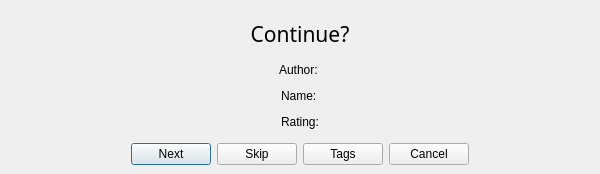
This is MediaManager/src/QtClasses/UI/Form Files/finishDialog.ui in PaunescuAndrei/MediaManager as Qt 5 draws it before an edit. The edited form follows.
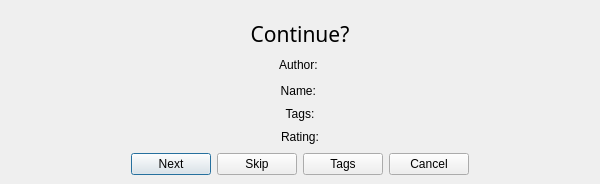
This is the edited form. Custom widgets are drawn as their Qt base class.

```diff
--- a/MediaManager/src/QtClasses/UI/Form Files/finishDialog.ui
+++ b/MediaManager/src/QtClasses/UI/Form Files/finishDialog.ui
@@ -171,19 +171,6 @@
           <property name="bottomMargin">
            <number>0</number>
           </property>
-          <item>
-           <spacer name="horizontalSpacer_5">
-            <property name="orientation">
-             <enum>Qt::Orientation::Horizontal</enum>
-            </property>
-            <property name="sizeHint" stdset="0">
-             <size>
-              <width>40</width>
-              <height>20</height>
-             </size>
-            </property>
-           </spacer>
-          </item>
           <item>
            <widget class="QLabel" name="author_label">
             <property name="sizePolicy">
@@ -195,21 +182,11 @@
             <property name="text">
              <string>Author: </string>
             </property>
+            <property name="alignment">
+             <set>Qt::AlignmentFlag::AlignCenter</set>
+            </property>
            </widget>
           </item>
-          <item>
-           <spacer name="horizontalSpacer_6">
-            <property name="orientation">
-             <enum>Qt::Orientation::Horizontal</enum>
-            </property>
-            <property name="sizeHint" stdset="0">
-             <size>
-              <width>40</width>
-              <height>20</height>
-             </size>
-            </property>
-           </spacer>
-          </item>
          </layout>
         </widget>
        </widget>
@@ -271,19 +248,6 @@
           <property name="bottomMargin">
            <number>0</number>
           </property>
-          <item>
-           <spacer name="horizontalSpacer_7">
-            <property name="orientation">
-             <enum>Qt::Orientation::Horizontal</enum>
-            </property>
-            <property name="sizeHint" stdset="0">
-             <size>
-              <width>40</width>
-              <height>20</height>
-             </size>
-            </property>
-           </spacer>
-          </item>
           <item>
            <widget class="QLabel" name="name_label">
             <property name="sizePolicy">
@@ -295,25 +259,28 @@
             <property name="text">
              <string>Name: </string>
             </property>
+            <property name="alignment">
+             <set>Qt::AlignmentFlag::AlignCenter</set>
+            </property>
            </widget>
           </item>
-          <item>
-           <spacer name="horizontalSpacer_8">
-            <property name="orientation">
-             <enum>Qt::Orientation::Horizontal</enum>
-            </property>
-            <property name="sizeHint" stdset="0">
-             <size>
-              <width>40</width>
-              <height>20</height>
-             </size>
-            </property>
-           </spacer>
-          </item>
          </layout>
         </widget>
        </widget>
       </item>
+      <item>
+       <widget class="QLabel" name="tags_label">
+        <property name="text">
+         <string>Tags:</string>
+        </property>
+        <property name="alignment">
+         <set>Qt::AlignmentFlag::AlignCenter</set>
+        </property>
+        <property name="wordWrap">
+         <bool>true</bool>
+        </property>
+       </widget>
+      </item>
       <item>
        <widget class="QWidget" name="ratingBox" native="true">
         <layout class="QHBoxLayout" name="horizontalLayout_2">
@@ -353,6 +320,9 @@
            <property name="text">
             <string>Rating:</string>
            </property>
+           <property name="alignment">
+            <set>Qt::AlignmentFlag::AlignCenter</set>
+           </property>
           </widget>
          </item>
          <item>
```
